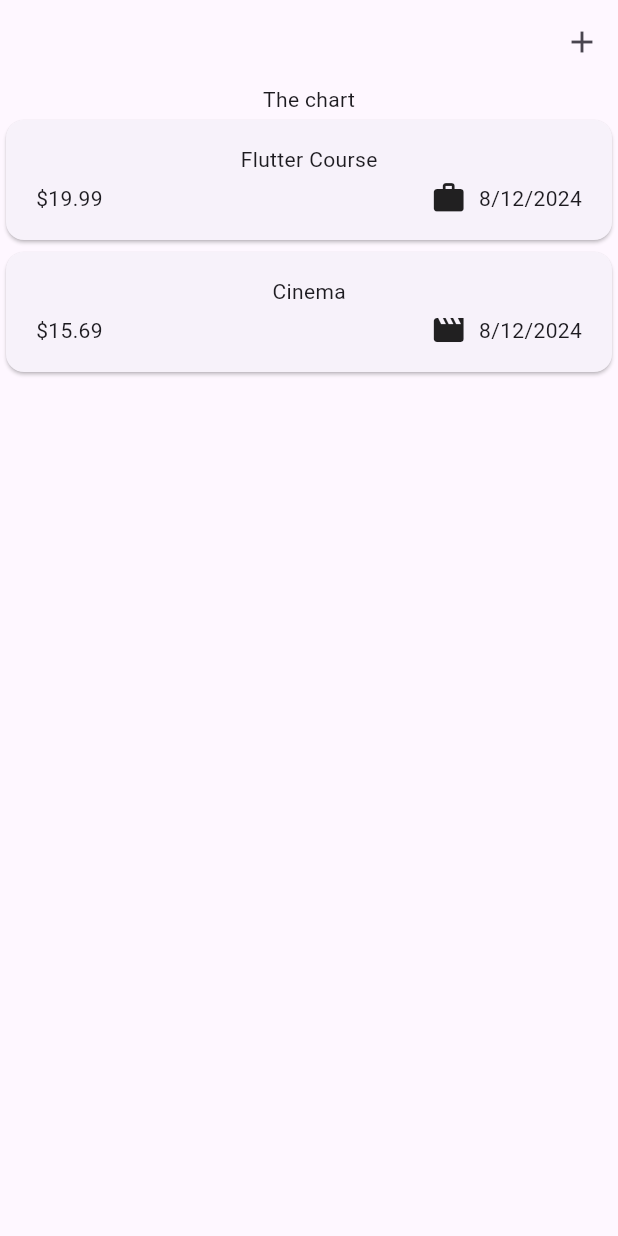
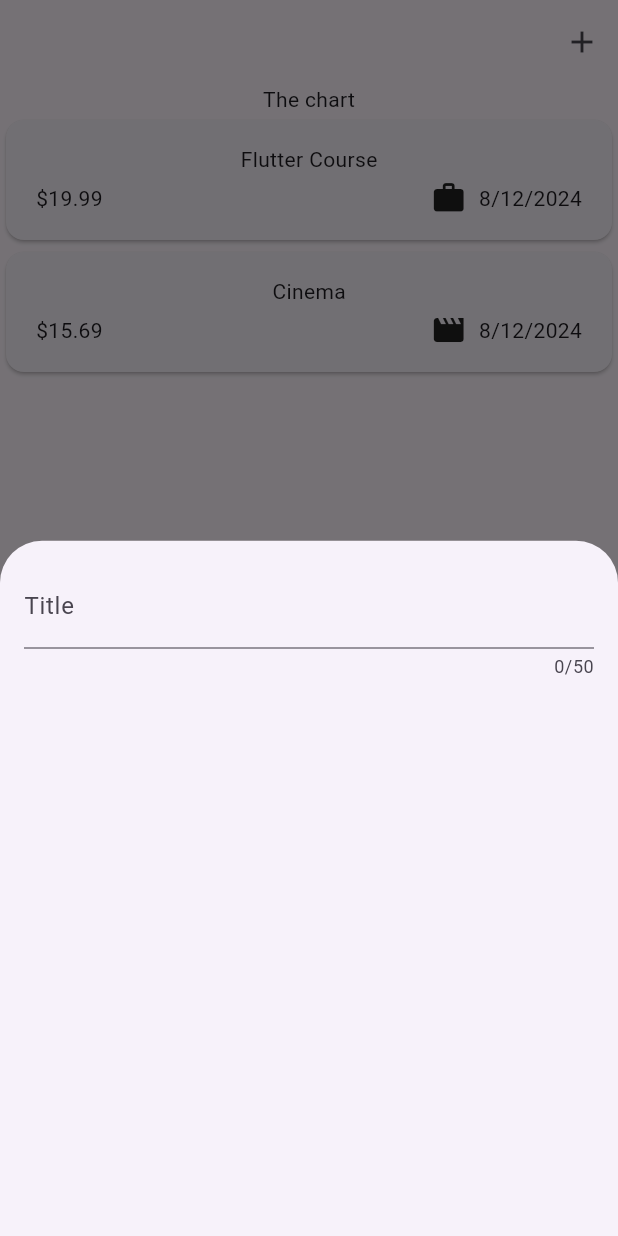
Before and after one commit to raneem-yad/expenses_tracker_training_app, a Flutter app: the screen it shows after launch, after a tap on the "add" icon, on a phone screen of 412 x 824 dp. Run offline on Flutter 3.47's test engine with Material 3 defaults, Android fonts, the phone set to English and light mode, and no system bars.

```diff
--- a/lib/widgets/expenses.dart
+++ b/lib/widgets/expenses.dart
@@ -2,6 +2,7 @@ import 'package:expenses_tracker/widgets/expenses_list/expenses_list.dart';
 import 'package:flutter/material.dart';
 
 import '../models/expense.dart';
+import 'new_expense.dart';
 
 class Expenses extends StatefulWidget {
   const Expenses({super.key});
@@ -28,12 +29,19 @@ class _ExpensesState extends State<Expenses> {
     ),
   ];
 
+  void _openAddExpenseOverlay() {
+    showModalBottomSheet(
+      context: context,
+      builder: (ctx) => const NewExpense(),
+    );
+  }
+
   @override
   Widget build(BuildContext context) {
     return Scaffold(
       appBar: AppBar(
         actions: [
-          IconButton(onPressed: (){}, icon: const Icon(Icons.add))
+          IconButton(onPressed: _openAddExpenseOverlay, icon: const Icon(Icons.add))
         ],
       ),
       body: Column(
--- /dev/null
+++ b/lib/widgets/new_expense.dart
@@ -0,0 +1,29 @@
+import 'package:flutter/material.dart';
+
+class NewExpense extends StatefulWidget {
+  const NewExpense({super.key});
+
+  @override
+  State<NewExpense> createState() {
+    return _NewExpenseState();
+  }
+}
+
+class _NewExpenseState extends State<NewExpense> {
+  @override
+  Widget build(BuildContext context) {
+    return const Padding(
+      padding:  EdgeInsets.all(16),
+      child: Column(
+        children:  [
+          TextField(
+            maxLength: 50,
+            decoration: InputDecoration(
+              label: Text('Title'),
+            ),
+          ),
+        ],
+      ),
+    );
+  }
+}
```
